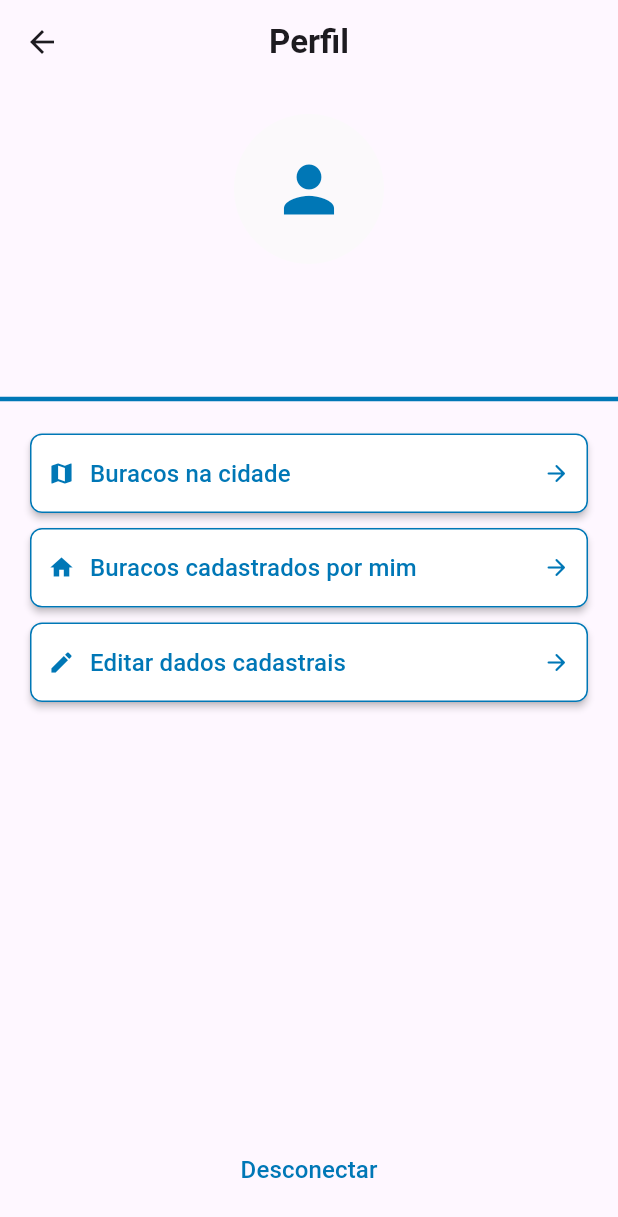
After one commit to Vet0r/craterometro, a Flutter app: the ProfileScreen screen opened directly, on a phone screen of 412 x 824 dp. The commit adds this screen. Shown: the top 1217 px of the screen. Run offline on Flutter 3.47's test engine with Material 3 defaults, Android fonts, the phone set to English and light mode, and no system bars; our stand-ins replace brasil_fields, cloud_firestore, firebase_auth, firebase_core, firebase_storage, flutter_map and 4 more; accounts and stored records are empty; network calls fail.

Commit message:
profile e descrição

```diff
--- a/lib/main.dart
+++ b/lib/main.dart
@@ -52,6 +52,7 @@ class _MapScreenState extends State<MapScreen> {
   void initState() {
     super.initState();
     _getUserLocation();
+    Provider.of<UserProvider>(context, listen: false).loadUserData();
   }
 
   @override
--- /dev/null
+++ b/lib/profile/profile_screen.dart
@@ -0,0 +1,108 @@
+import 'package:craterometro/theme/theme_colors.dart';
+import 'package:craterometro/user.dart';
+import 'package:firebase_auth/firebase_auth.dart';
+import 'package:flutter/material.dart';
+import 'package:provider/provider.dart';
+
+class ProfileScreen extends StatelessWidget {
+  @override
+  Widget build(BuildContext context) {
+    return Scaffold(
+      appBar: AppBar(
+        title: Text("Perfil", style: TextStyle(fontWeight: FontWeight.bold)),
+        centerTitle: true,
+        leading: IconButton(
+          icon: Icon(Icons.arrow_back),
+          onPressed: () => Navigator.pop(context),
+        ),
+      ),
+      body: Column(
+        children: [
+          SizedBox(height: 20),
+          CircleAvatar(
+            backgroundColor: ThemeColors.appBarColor,
+            radius: 50,
+            child: Icon(
+              Icons.person,
+              size: 50,
+              color: ThemeColors.primaryColor,
+            ),
+          ),
+          SizedBox(height: 10),
+          Text(
+            Provider.of<UserProvider>(context, listen: false).name,
+            style: TextStyle(fontSize: 20, fontWeight: FontWeight.bold),
+          ),
+          Text(
+            Provider.of<UserProvider>(context, listen: false).email,
+            style: TextStyle(fontSize: 16, color: Colors.grey),
+          ),
+          SizedBox(height: 20),
+          Divider(
+            thickness: 3,
+            color: ThemeColors.primaryColor,
+          ),
+          SizedBox(height: 10),
+          _buildMenuButton(Icons.map, "Buracos na cidade"),
+          _buildMenuButton(Icons.home, "Buracos cadastrados por mim"),
+          _buildMenuButton(Icons.edit, "Editar dados cadastrais"),
+          Spacer(),
+          TextButton(
+            onPressed: () {
+              FirebaseAuth.instance.signOut();
+            },
+            child: Text(
+              "Desconectar",
+              style: TextStyle(color: ThemeColors.primaryColor, fontSize: 16),
+            ),
+          ),
+          SizedBox(height: 20),
+        ],
+      ),
+    );
+  }
+
+  Widget _buildMenuButton(IconData icon, String text) {
+    return Padding(
+      padding: const EdgeInsets.symmetric(horizontal: 20, vertical: 5),
+      child: ElevatedButton(
+        style: ElevatedButton.styleFrom(
+          backgroundColor: Colors.white,
+          padding: EdgeInsets.symmetric(vertical: 15),
+          shape: RoundedRectangleBorder(
+            borderRadius: BorderRadius.circular(8),
+            side: BorderSide(
+              color: ThemeColors.primaryColor,
+            ),
+          ),
+          elevation: 2,
+        ),
+        onPressed: () {},
+        child: Padding(
+          padding: const EdgeInsets.symmetric(horizontal: 12.0),
+          child: Row(
+            mainAxisAlignment: MainAxisAlignment.spaceBetween,
+            children: [
+              Row(
+                children: [
+                  Icon(
+                    icon,
+                    color: ThemeColors.primaryColor,
+                  ),
+                  SizedBox(width: 10),
+                  Text(
+                    text,
+                    style: TextStyle(
+                        fontSize: 16, color: ThemeColors.primaryColor),
+                  ),
+                ],
+              ),
+              Icon(Icons.arrow_forward_rounded,
+                  color: ThemeColors.primaryColor, size: 18),
+            ],
+          ),
+        ),
+      ),
+    );
+  }
+}
```
Also changed, not shown: lib/map/description.dart (+7 -2 lines), lib/map/map_page.dart (+50 -27 lines), lib/map/picture.dart (+31 -1 lines), lib/map/widgets/show_full_image.dart (added, +30 -0 lines), lib/map/widgets/standard_marker.dart (+63 -12 lines).
